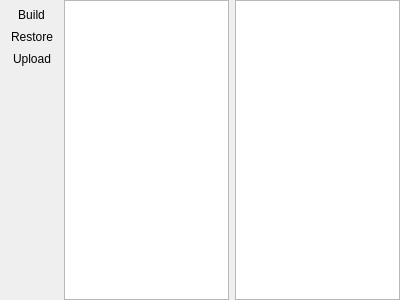
Before: the Qt Designer form ImagingS/Gui/uic/CodePage.ui in StardustDL/ImagingS, drawn with Qt 5.
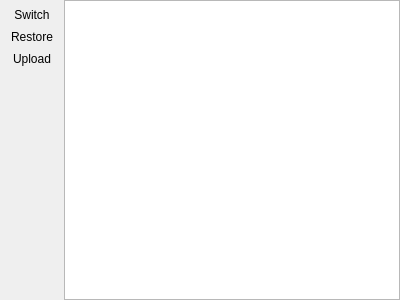
After: the same form once the commit is applied.

Commit message: add code page tree-editor

```diff
--- a/ImagingS/Gui/uic/CodePage.ui
+++ b/ImagingS/Gui/uic/CodePage.ui
@@ -37,7 +37,7 @@
      <property name="orientation">
       <enum>Qt::Vertical</enum>
      </property>
-     <addaction name="actBuild"/>
+     <addaction name="actSwitch"/>
      <addaction name="actRestore"/>
      <addaction name="actUpload"/>
     </widget>
@@ -58,27 +58,54 @@
        <number>0</number>
       </property>
       <item row="0" column="0">
-       <widget class="QTextEdit" name="tetCode"/>
-      </item>
-      <item row="0" column="2">
-       <widget class="QTreeView" name="trvCode">
-        <property name="editTriggers">
-         <set>QAbstractItemView::NoEditTriggers</set>
+       <widget class="QStackedWidget" name="swgMain">
+        <property name="currentIndex">
+         <number>1</number>
         </property>
+        <widget class="QWidget" name="pagCode">
+         <layout class="QGridLayout" name="grdCode">
+          <property name="leftMargin">
+           <number>0</number>
+          </property>
+          <property name="topMargin">
+           <number>0</number>
+          </property>
+          <property name="rightMargin">
+           <number>0</number>
+          </property>
+          <property name="bottomMargin">
+           <number>0</number>
+          </property>
+          <item row="0" column="0">
+           <widget class="QTextEdit" name="tetCode"/>
+          </item>
+         </layout>
+        </widget>
+        <widget class="QWidget" name="pagTree">
+         <layout class="QGridLayout" name="grdCode">
+          <property name="leftMargin">
+           <number>0</number>
+          </property>
+          <property name="topMargin">
+           <number>0</number>
+          </property>
+          <property name="rightMargin">
+           <number>0</number>
+          </property>
+          <property name="bottomMargin">
+           <number>0</number>
+          </property>
+          <item row="0" column="0">
+           <widget class="QTreeView" name="trvTree"/>
+          </item>
+         </layout>
+        </widget>
        </widget>
       </item>
      </layout>
     </widget>
    </item>
   </layout>
-  <action name="actBuild">
-   <property name="text">
-    <string>Build</string>
-   </property>
-   <property name="shortcut">
-    <string>Ctrl+F5</string>
-   </property>
-  </action>
   <action name="actRestore">
    <property name="text">
     <string>Restore</string>
@@ -92,6 +119,11 @@
     <string>Ctrl+U</string>
    </property>
   </action>
+  <action name="actSwitch">
+   <property name="text">
+    <string>Switch</string>
+   </property>
+  </action>
  </widget>
  <resources/>
  <connections/>
```
The commit also changes 15 other files.
